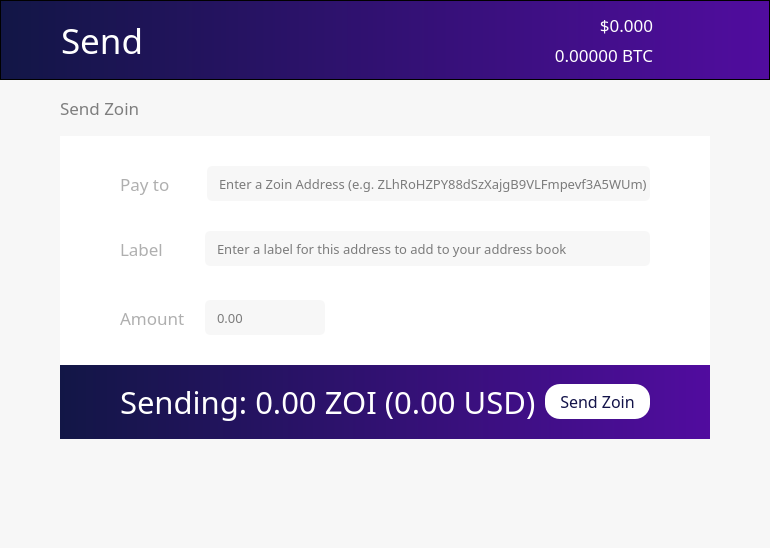
Above: src/qt/forms/macforms/sendcoinsdialog.ui from noirofficial/noir before the change. Below: the same form after it.
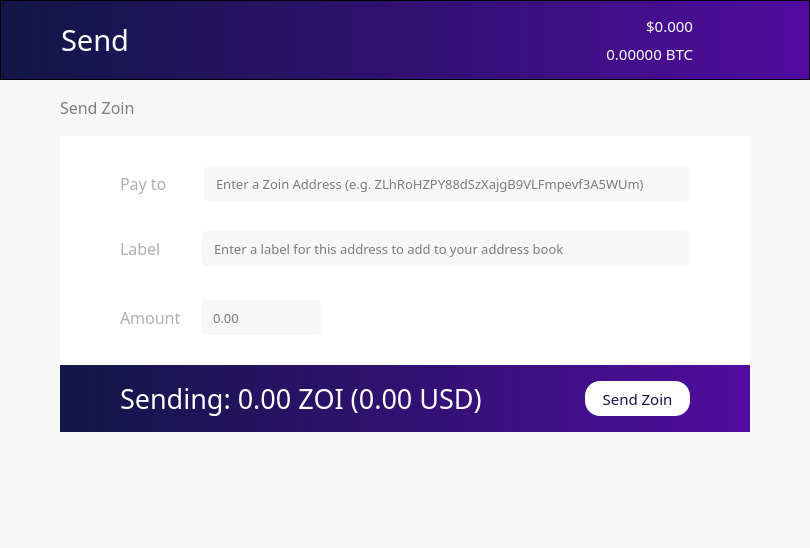
That is the form after the change. Icons and pictures are not drawn. Custom widgets are drawn as their Qt base class.

```diff
--- a/src/qt/forms/macforms/sendcoinsdialog.ui
+++ b/src/qt/forms/macforms/sendcoinsdialog.ui
@@ -6,7 +6,7 @@
    <rect>
     <x>0</x>
     <y>0</y>
-    <width>770</width>
+    <width>810</width>
     <height>548</height>
    </rect>
   </property>
@@ -88,7 +88,7 @@
          </property>
          <layout class="QHBoxLayout" name="horizontalLayout_2">
           <property name="spacing">
-           <number>-1</number>
+           <number>6</number>
           </property>
           <property name="leftMargin">
            <number>60</number>
@@ -113,7 +113,7 @@
             <property name="font">
              <font>
               <family>ZoinLight</family>
-              <pointsize>26</pointsize>
+              <pointsize>22</pointsize>
               <weight>50</weight>
               <bold>false</bold>
              </font>
@@ -130,14 +130,14 @@
           <item>
            <layout class="QVBoxLayout" name="verticalLayout_3">
             <property name="spacing">
-             <number>-1</number>
+             <number>6</number>
             </property>
             <item>
              <widget class="QLabel" name="priceUSD">
               <property name="font">
                <font>
                 <family>ZoinMedium</family>
-                <pointsize>13</pointsize>
+                <pointsize>11</pointsize>
                 <weight>50</weight>
                 <bold>false</bold>
                </font>
@@ -159,7 +159,7 @@
               <property name="font">
                <font>
                 <family>ZoinLight</family>
-                <pointsize>13</pointsize>
+                <pointsize>11</pointsize>
                 <weight>50</weight>
                 <bold>false</bold>
                </font>
@@ -247,7 +247,7 @@
          <property name="font">
           <font>
            <family>ZoinMedium</family>
-           <pointsize>13</pointsize>
+           <pointsize>12</pointsize>
            <weight>50</weight>
            <bold>false</bold>
           </font>
@@ -425,7 +425,7 @@
               <property name="font">
                <font>
                 <family>ZoinMedium</family>
-                <pointsize>13</pointsize>
+                <pointsize>12</pointsize>
                 <weight>50</weight>
                 <bold>false</bold>
                </font>
@@ -515,7 +515,7 @@
               <property name="font">
                <font>
                 <family>ZoinMedium</family>
-                <pointsize>13</pointsize>
+                <pointsize>12</pointsize>
                 <weight>50</weight>
                 <bold>false</bold>
                </font>
@@ -583,7 +583,7 @@
               <property name="font">
                <font>
                 <family>ZoinMedium</family>
-                <pointsize>13</pointsize>
+                <pointsize>12</pointsize>
                 <weight>50</weight>
                 <bold>false</bold>
                </font>
@@ -680,7 +680,7 @@
              <property name="font">
               <font>
                <family>ZoinLight</family>
-               <pointsize>23</pointsize>
+               <pointsize>20</pointsize>
                <weight>50</weight>
                <italic>false</italic>
                <bold>false</bold>
@@ -714,7 +714,7 @@
              <property name="font">
               <font>
                <family>ZoinRegular</family>
-               <pointsize>12</pointsize>
+               <pointsize>11</pointsize>
                <weight>50</weight>
                <bold>false</bold>
               </font>
```
Left out of the diff: 6 changed lines with no effect on the pictures.
